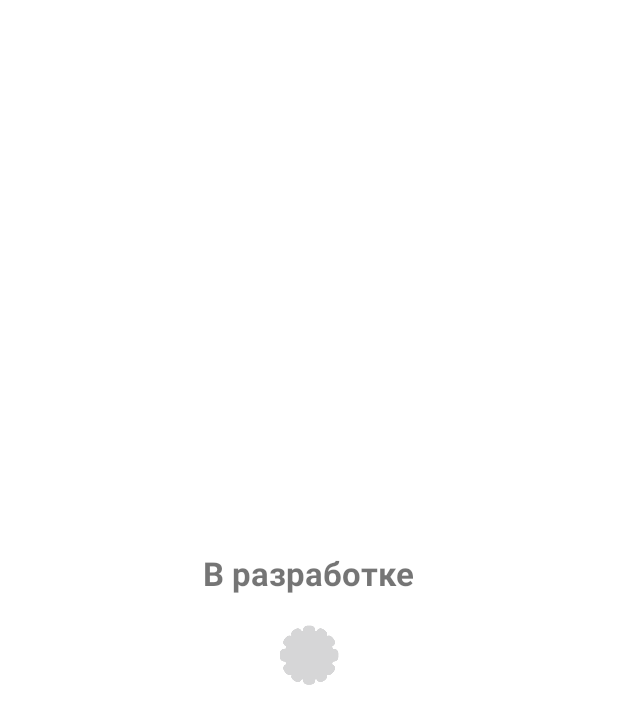
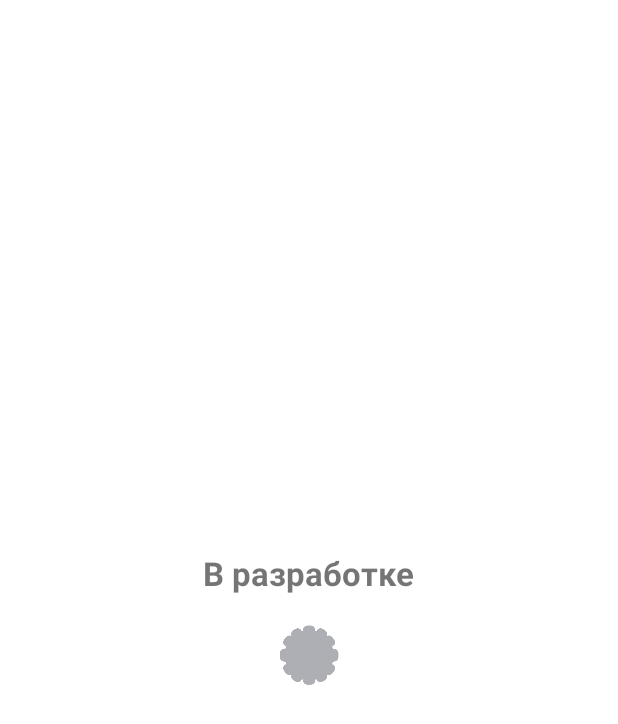
Before and after one commit to SergeiBrin/PlaylistMaker, an Android app: the screen it shows after launch (SearchActivity), after a tap on "Поиск", on a phone screen of 412 x 824 dp. Shown: the top 724 px of the screen. Run offline under Robolectric (Android 15) with nearby library versions, the phone set to English and light mode, and no system bars.

Commit message:
feat: add light_gray color for icons

```diff
--- a/app/src/main/res/values/colors.xml
+++ b/app/src/main/res/values/colors.xml
@@ -1,7 +1,7 @@
 <?xml version="1.0" encoding="utf-8"?>
 <resources>
-    <color name="navy_blue">#FF1A1B22</color>
-    <color name="bright_blue">#FF3772E7</color>
+    <color name="navy_blue">#1A1B22</color>
+    <color name="bright_blue">#3772E7</color>
     <color name="purple_200">#FFBB86FC</color>
     <color name="purple_500">#FF6200EE</color>
     <color name="purple_700">#FF3700B3</color>
@@ -9,4 +9,5 @@
     <color name="teal_700">#FF018786</color>
     <color name="black">#FF000000</color>
     <color name="white">#FFFFFFFF</color>
+    <color name="light_gray">#AEAFB4</color>
 </resources>
```
